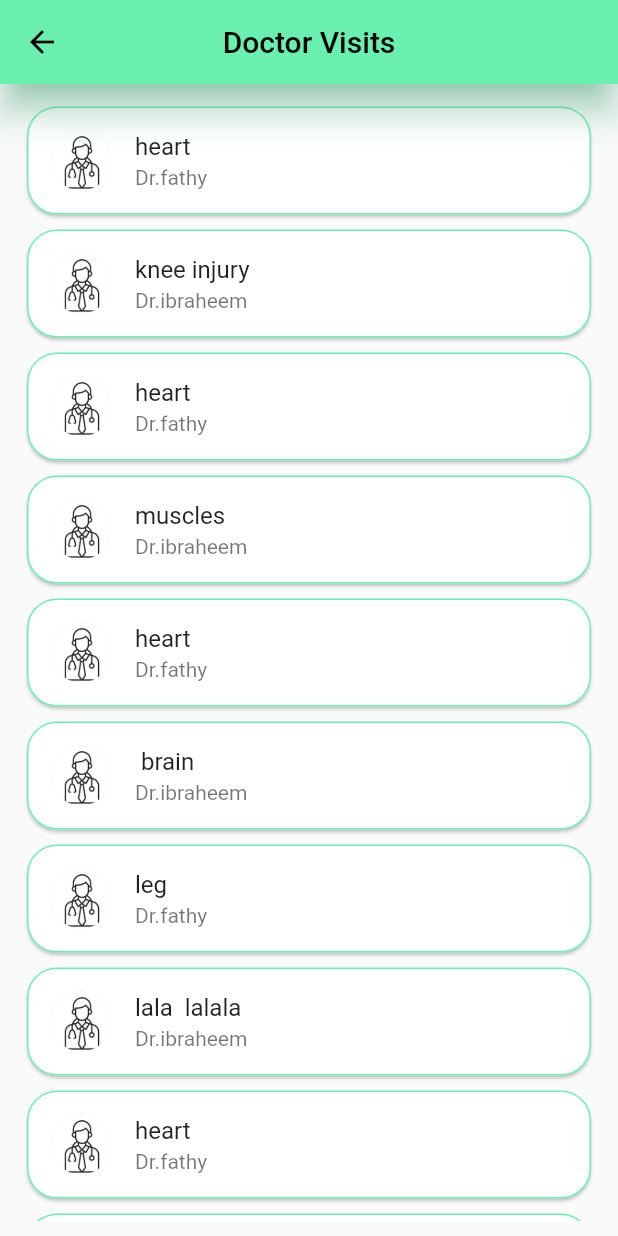
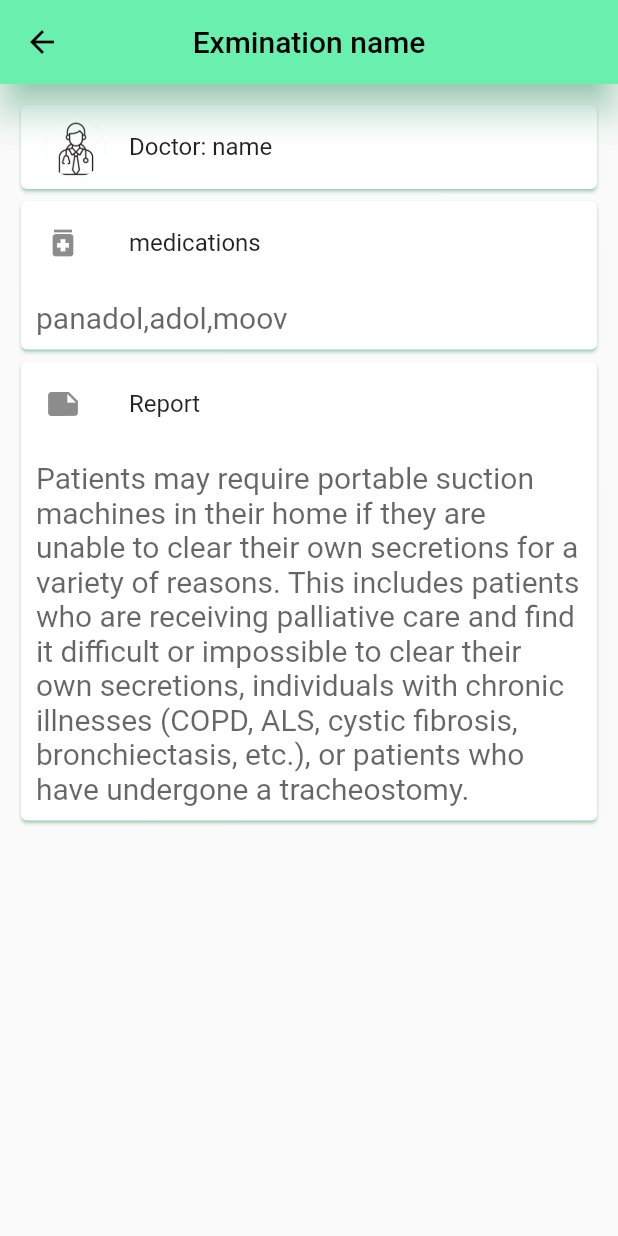
Before and after one commit to ahmedosama8/Grad_Project, a Flutter app: the doctor_visit screen opened by its route, after a tap on "heart", on a phone screen of 412 x 824 dp. Run offline on Flutter 3.47's test engine with Material 2 defaults, Android fonts, the phone set to English and light mode, and no system bars; our stand-ins replace firebase_auth, firebase_core, google_fonts, persistent_bottom_nav_bar, smooth_page_indicator; accounts and stored records are empty.

Commit message:
reports pages are done

```diff
--- a/mobile_app/lib/main.dart
+++ b/mobile_app/lib/main.dart
@@ -4,11 +4,13 @@ import 'package:flutter/material.dart';
 import 'package:mobile_app/auth.dart';
 import 'package:mobile_app/colors.dart';
 import 'package:mobile_app/pages/app_screen.dart';
+import 'package:mobile_app/pages/doctor_report.dart';
 import 'package:mobile_app/pages/doctor_visit.dart';
 import 'package:mobile_app/pages/emergency_info.dart';
 import 'package:mobile_app/pages/home.dart';
+import 'package:mobile_app/pages/rad_report.dart';
 import 'package:mobile_app/pages/welcome_page.dart';
-import 'package:mobile_app/rad_scans.dart';
+import 'package:mobile_app/pages/rad_scans.dart';
 import 'pages/login.dart';
 import 'pages/signup.dart';
 import 'package:firebase_core/firebase_core.dart';
@@ -49,7 +51,9 @@ class MyApp extends StatelessWidget {
           'my_medical_records': (context) => const My_Medical_Records(),
           'lab_results': (context) => const lab_results(),
           'rad_scans': (context) => const rad_scans(),
-          'doctor_visit': (context) => const doctor_visit()
+          'doctor_visit': (context) => const doctor_visit(),
+          'dr_report': (context) => const dr_report(),
+          'rad_report': (context) => const rad_report(),
         });
   }
 }
--- /dev/null
+++ b/mobile_app/lib/pages/doctor_report.dart
@@ -0,0 +1,91 @@
+import 'package:flutter/material.dart';
+
+class dr_report extends StatefulWidget {
+  const dr_report({super.key});
+
+  @override
+  State<dr_report> createState() => _dr_reportState();
+}
+
+class _dr_reportState extends State<dr_report> {
+  @override
+  Widget build(BuildContext context) {
+    return Scaffold(
+      appBar: AppBar(
+        title: Text('Exmination name'),
+        centerTitle: true,
+        backgroundColor: Colors.greenAccent,
+        shadowColor: Colors.greenAccent,
+        elevation: 10,
+      ),
+      body: Padding(
+        padding: EdgeInsets.all(10.0),
+        child: Column(
+          children: <Widget>[
+            Card(
+              clipBehavior: Clip.antiAlias,
+              shadowColor: Colors.greenAccent,
+              child: Column(
+                children: [
+                  ListTile(
+                    leading: CircleAvatar(
+                      radius: 20,
+                      backgroundImage: AssetImage('assets/doctor.png'),
+                    ),
+                    title: const Text('Doctor: name'),
+                  ),
+                ],
+              ),
+            ),
+            Card(
+              clipBehavior: Clip.antiAlias,
+              shadowColor: Colors.greenAccent,
+              child: Column(
+                children: [
+                  ListTile(
+                    leading: Icon(Icons.medication),
+                    title: Text('medications'),
+                  ),
+                  Padding(
+                    padding: EdgeInsets.all(10.0),
+                    child: Align(
+                      alignment: Alignment.centerLeft,
+                      child: Text(
+                        'panadol,adol,moov',
+                        style: TextStyle(
+                            color: Colors.black.withOpacity(0.6), fontSize: 20),
+                      ),
+                    ),
+                  ),
+                ],
+              ),
+            ),
+            Card(
+              clipBehavior: Clip.antiAlias,
+              shadowColor: Colors.greenAccent,
+              child: Column(
+                children: [
+                  ListTile(
+                    leading: Icon(Icons.note),
+                    title: Text('Report'),
+                  ),
+                  Padding(
+                    padding: EdgeInsets.all(10.0),
+                    child: Align(
+                      alignment: Alignment.centerLeft,
+                      child: Text(
+                        'Patients may require portable suction machines in their home if they are unable to clear their own secretions for a variety of reasons. This includes patients who are receiving palliative care and find it difficult or impossible to clear their own secretions, individuals with chronic illnesses (COPD, ALS, cystic fibrosis, bronchiectasis, etc.), or patients who have undergone a tracheostomy.',
+                        style: TextStyle(
+                            color: Colors.black.withOpacity(0.6), fontSize: 20),
+                      ),
+                    ),
+                  ),
+                ],
+              ),
+            ),
+          ],
+        ),
+      ),
+    );
+  }
+}
--- a/mobile_app/lib/pages/doctor_visit.dart
+++ b/mobile_app/lib/pages/doctor_visit.dart
@@ -1,4 +1,5 @@
 import 'package:flutter/material.dart';
+import 'package:mobile_app/pages/doctor_report.dart';
 import '../classes/All_menu.dart';
 
 class doctor_visit extends StatefulWidget {
@@ -64,7 +65,11 @@ class _doctor_visitState extends State<doctor_visit> {
                         ),
                         child: ListTile(
                           onTap: () {
-                            print('${all_menu_items[index].exmination}');
+                            Navigator.push(
+                              context,
+                              MaterialPageRoute(
+                                  builder: (context) => const dr_report()),
+                            );
                           },
                           title: Text(all_menu_items[index].exmination),
                           subtitle: Text(all_menu_items[index].name),
--- a/mobile_app/lib/pages/lab_results.dart
+++ b/mobile_app/lib/pages/lab_results.dart
@@ -52,9 +52,7 @@ class _lab_resultsState extends State<lab_results> {
                               BorderRadius.circular(20.0), //<-- SEE HERE
                         ),
                         child: ListTile(
-                          onTap: () {
-                            print('${all_menu_items[index].exmination}');
-                          },
+                          onTap: () {},
                           title: Text(all_menu_items[index].exmination),
                           subtitle: Text(all_menu_items[index].name),
                           leading: CircleAvatar(
--- a/mobile_app/lib/pages/my_medical_records.dart
+++ b/mobile_app/lib/pages/my_medical_records.dart
@@ -2,7 +2,7 @@ import 'package:flutter/material.dart';
 import 'package:mobile_app/classes/All_menu.dart';
 import 'package:mobile_app/pages/doctor_visit.dart';
 import 'package:mobile_app/pages/lab_results.dart';
-import 'package:mobile_app/rad_scans.dart';
+import 'package:mobile_app/pages/rad_scans.dart';
 
 class My_Medical_Records extends StatefulWidget {
   const My_Medical_Records({super.key});
```
Also changed, not shown: mobile_app/lib/pages/rad_report.dart (added, +80 -0 lines), mobile_app/lib/pages/rad_scans.dart (renamed from mobile_app/lib/rad_scans.dart, +7 -2 lines).
